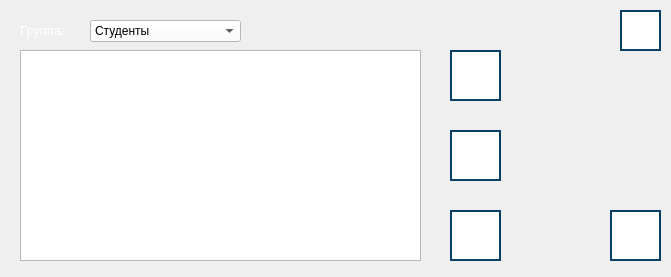
The window that adminpanelwindow.ui (RCh-stack/ray-tracing-alpha-1.3) describes before a commit, drawn with Qt 5.
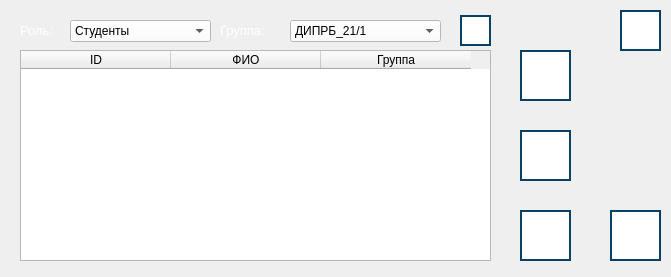
The same window after the commit. Icons and pictures are not drawn.

Diff of the .ui file:
```diff
--- a/adminpanelwindow.ui
+++ b/adminpanelwindow.ui
@@ -18,7 +18,7 @@
     <rect>
      <x>20</x>
      <y>20</y>
-     <width>71</width>
+     <width>51</width>
      <height>21</height>
     </rect>
    </property>
@@ -28,15 +28,15 @@
     </font>
    </property>
    <property name="text">
-    <string>&lt;html&gt;&lt;head/&gt;&lt;body&gt;&lt;p&gt;&lt;span style=&quot; color:#ffffff;&quot;&gt;Группа:&lt;/span&gt;&lt;/p&gt;&lt;/body&gt;&lt;/html&gt;</string>
+    <string>&lt;html&gt;&lt;head/&gt;&lt;body&gt;&lt;p&gt;&lt;span style=&quot; color:#ffffff;&quot;&gt;Роль:&lt;/span&gt;&lt;/p&gt;&lt;/body&gt;&lt;/html&gt;</string>
    </property>
   </widget>
   <widget class="QComboBox" name="comboBox_users">
    <property name="geometry">
     <rect>
-     <x>90</x>
+     <x>70</x>
      <y>20</y>
-     <width>151</width>
+     <width>141</width>
      <height>22</height>
     </rect>
    </property>
@@ -59,7 +59,7 @@
   <widget class="QPushButton" name="button_add">
    <property name="geometry">
     <rect>
-     <x>450</x>
+     <x>520</x>
      <y>50</y>
      <width>51</width>
      <height>51</height>
@@ -170,7 +170,7 @@
   <widget class="QPushButton" name="button_edit">
    <property name="geometry">
     <rect>
-     <x>450</x>
+     <x>520</x>
      <y>130</y>
      <width>51</width>
      <height>51</height>
@@ -207,7 +207,7 @@
   <widget class="QPushButton" name="button_delete">
    <property name="geometry">
     <rect>
-     <x>450</x>
+     <x>520</x>
      <y>210</y>
      <width>51</width>
      <height>51</height>
@@ -241,15 +241,118 @@
     </size>
    </property>
   </widget>
-  <widget class="QListWidget" name="listWidget">
+  <widget class="QLabel" name="label_groups">
+   <property name="geometry">
+    <rect>
+     <x>220</x>
+     <y>20</y>
+     <width>61</width>
+     <height>21</height>
+    </rect>
+   </property>
+   <property name="font">
+    <font>
+     <pointsize>10</pointsize>
+    </font>
+   </property>
+   <property name="text">
+    <string>&lt;html&gt;&lt;head/&gt;&lt;body&gt;&lt;p&gt;&lt;span style=&quot; color:#ffffff;&quot;&gt;Группа:&lt;/span&gt;&lt;/p&gt;&lt;/body&gt;&lt;/html&gt;</string>
+   </property>
+  </widget>
+  <widget class="QComboBox" name="comboBox_groups">
+   <property name="geometry">
+    <rect>
+     <x>290</x>
+     <y>20</y>
+     <width>151</width>
+     <height>22</height>
+    </rect>
+   </property>
+   <property name="styleSheet">
+    <string notr="true">background-color: rgb(255, 255, 255);
+color: rgb(0, 0, 0);
+</string>
+   </property>
+   <item>
+    <property name="text">
+     <string>ДИПРБ_21/1</string>
+    </property>
+   </item>
+   <item>
+    <property name="text">
+     <string>ДИПРБ_21/2</string>
+    </property>
+   </item>
+   <item>
+    <property name="text">
+     <string>АСОИУ</string>
+    </property>
+   </item>
+  </widget>
+  <widget class="QPushButton" name="button_update">
+   <property name="geometry">
+    <rect>
+     <x>460</x>
+     <y>15</y>
+     <width>31</width>
+     <height>31</height>
+    </rect>
+   </property>
+   <property name="toolTip">
+    <string>Обновить список пользователей</string>
+   </property>
+   <property name="styleSheet">
+    <string notr="true">QPushButton {
+    background-color: rgb(255, 255, 255);
+    border: 2px solid #094065;
+}
+
+QPushButton:pressed {
+    background-color:  rgb(118, 118, 118);
+}
+</string>
+   </property>
+   <property name="text">
+    <string/>
+   </property>
+   <property name="icon">
+    <iconset>
+     <normaloff>images/update-button.png</normaloff>images/update-button.png</iconset>
+   </property>
+  </widget>
+  <widget class="QTableWidget" name="table_users">
    <property name="geometry">
     <rect>
      <x>20</x>
      <y>50</y>
-     <width>401</width>
+     <width>471</width>
      <height>211</height>
     </rect>
    </property>
+   <property name="editTriggers">
+    <set>QAbstractItemView::NoEditTriggers</set>
+   </property>
+   <attribute name="horizontalHeaderDefaultSectionSize">
+    <number>150</number>
+   </attribute>
+   <attribute name="horizontalHeaderMinimumSectionSize">
+    <number>49</number>
+   </attribute>
+   <column>
+    <property name="text">
+     <string>ID</string>
+    </property>
+   </column>
+   <column>
+    <property name="text">
+     <string>ФИО</string>
+    </property>
+   </column>
+   <column>
+    <property name="text">
+     <string>Группа</string>
+    </property>
+   </column>
   </widget>
  </widget>
  <resources/>
```
Left out of the diff: 4 changed lines with no effect on the pictures.
